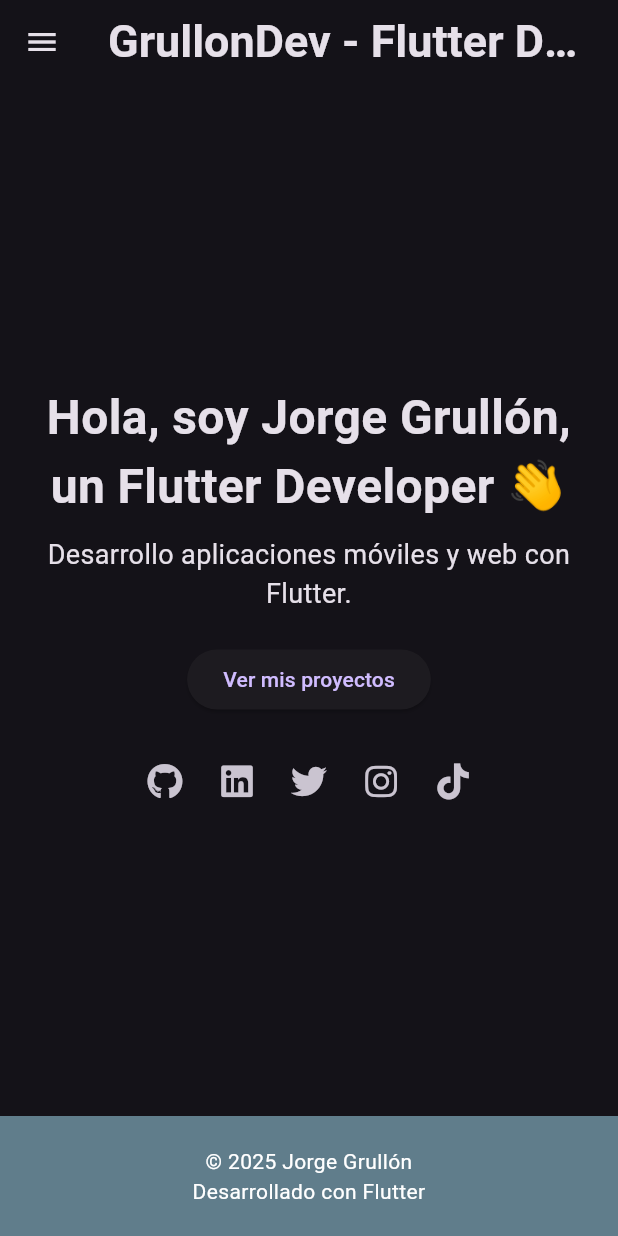
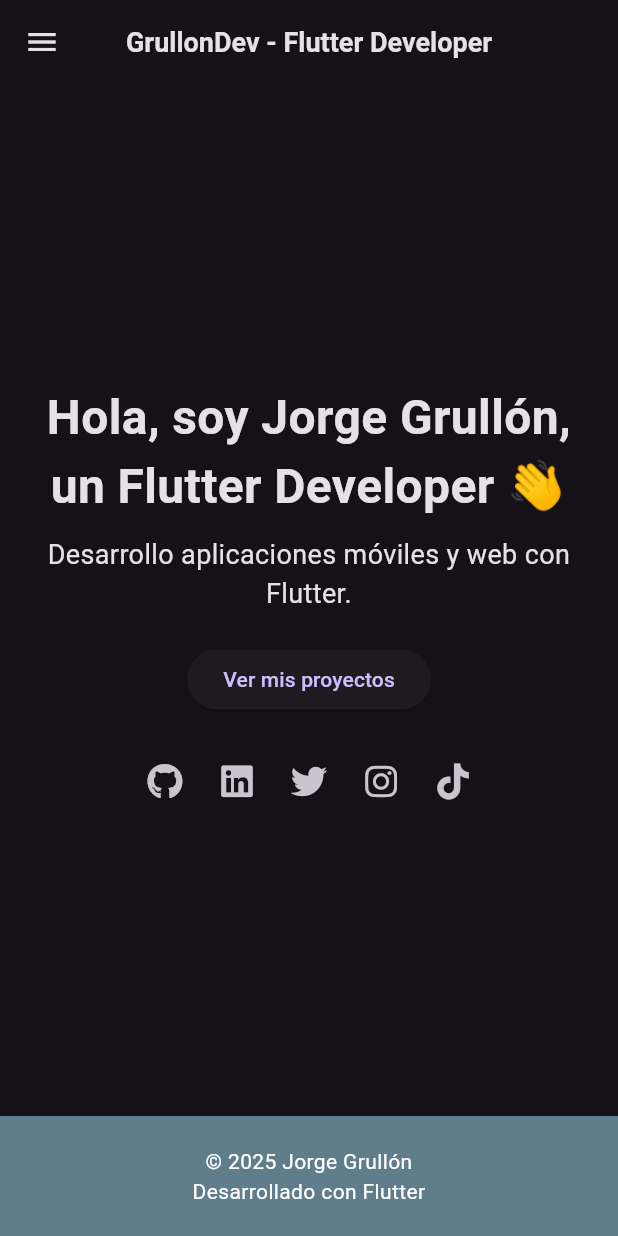
Before and after one commit to GrullonDev/portfolio, a Flutter app: the screen it shows after launch, on a phone screen of 412 x 824 dp. Run offline on Flutter 3.47's test engine with Material 3 defaults, Android fonts, the phone set to English and light mode, and no system bars; our stand-ins replace carousel_slider, font_awesome_flutter, go_router, smooth_page_indicator, video_player.

Commit message:
feat: Refactor de codigo y hacer responsiva la pantalla del Home

```diff
--- a/lib/features/home_page.dart
+++ b/lib/features/home_page.dart
@@ -14,22 +14,22 @@
 
   @override
   Widget build(BuildContext context) {
+    final isMobile = Responsive.isMobile(context);
+
     return Scaffold(
       appBar: AppBar(
-        title: const Text(
+        title: Text(
           'GrullonDev - Flutter Developer',
-          style: TextStyle(fontSize: 30, fontWeight: FontWeight.w700),
+          style: TextStyle(
+              fontSize: isMobile ? 18 : 30, fontWeight: FontWeight.w700),
         ),
         centerTitle: true,
-        actions: Responsive.isMobile(context)
-            ? null
-            : [
-                // Navbar para pantallas grandes
-                const Navbar(),
-              ],
+        actions: [
+          // Navbar para pantallas grandes
+          if (isMobile) const SizedBox.shrink() else const Navbar(),
+        ],
       ),
-      drawer:
-          Responsive.isMobile(context) ? const Drawer(child: Navbar()) : null,
+      drawer: isMobile ? const Drawer(child: Navbar()) : null,
       body: Column(
         children: [
           Expanded(
```
